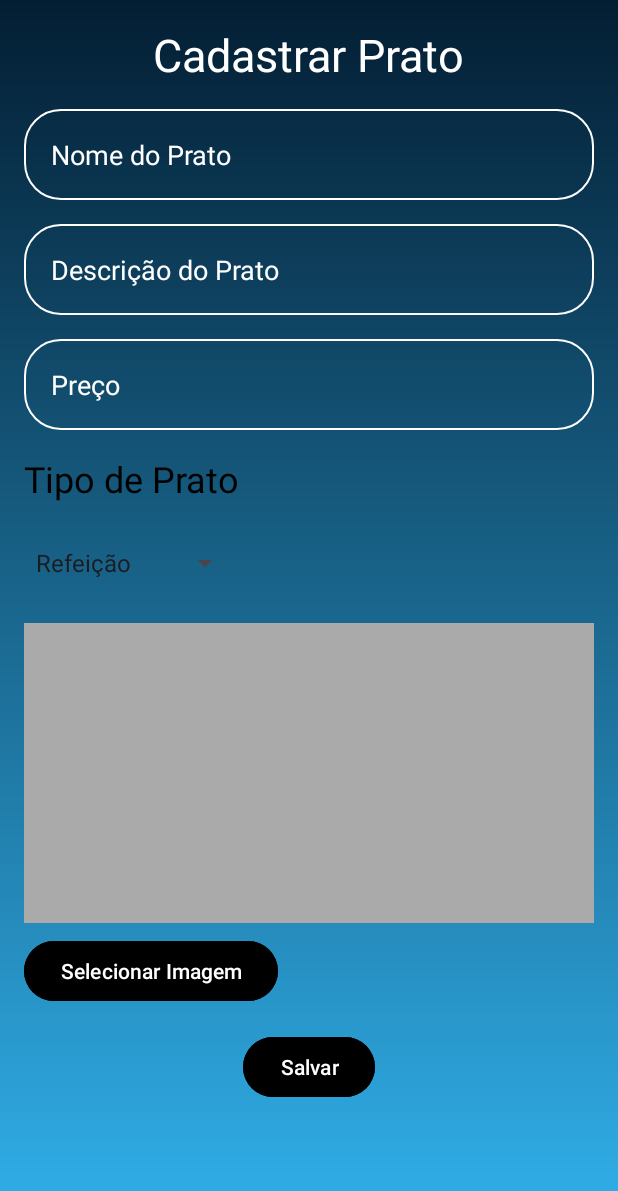
After one commit to kaiquesantanadev/projeto-integrador, an Android app: the CriarPratoActivity screen opened directly, with no data from a screen before it, on a phone screen of 412 x 824 dp. The commit adds this screen. Shown: the top 1191 px of the screen. Run offline under Robolectric (Android 15) with nearby library versions, the phone set to English and light mode, and no system bars; pictures from the network do not load.

Commit message:
commit david espero que de certo

```diff
--- /dev/null
+++ b/app/src/main/java/com/example/projeto_integrador/CriarPratoActivity.kt
@@ -0,0 +1,105 @@
+package com.example.projeto_integrador
+
+import android.app.Activity
+import android.content.Intent
+import android.graphics.Bitmap
+import android.net.Uri
+import android.os.Bundle
+import android.provider.MediaStore
+import android.view.View
+import android.widget.Button
+import android.widget.EditText
+import android.widget.ImageView
+import android.widget.Toast
+import androidx.appcompat.app.AppCompatActivity
+
+import android.widget.AdapterView
+import android.widget.ArrayAdapter
+import android.widget.Spinner
+
+
+class CriarPratoActivity : AppCompatActivity() {
+
+    private lateinit var nameEditText: EditText
+    private lateinit var descriptionEditText: EditText
+    private lateinit var priceEditText: EditText
+    private lateinit var imageView: ImageView
+    private lateinit var saveButton: Button
+    private lateinit var selectImageButton: Button
+
+    private var imageUri: Uri? = null
+
+    override fun onCreate(savedInstanceState: Bundle?) {
+        super.onCreate(savedInstanceState)
+        setContentView(R.layout.criar_prato)
+
+        nameEditText = findViewById(R.id.nameEditText)
+        descriptionEditText = findViewById(R.id.descriptionEditText)
+        priceEditText = findViewById(R.id.priceEditText)
+        imageView = findViewById(R.id.imageView)
+        saveButton = findViewById(R.id.saveButton)
+        selectImageButton = findViewById(R.id.selectImageButton)
+
+        selectImageButton.setOnClickListener {
+            openGallery()
+        }
+
+        saveButton.setOnClickListener {
+            saveDish()
+        }
+        val spinner: Spinner = findViewById(R.id.spinner)
+
+        // Criação da lista de itens
+        val items = arrayOf("Refeição", "Bebida", "Sobremesa")
+
+        // Adaptador para o Spinner
+        val adapter = ArrayAdapter(this, android.R.layout.simple_spinner_item, items)
+        adapter.setDropDownViewResource(android.R.layout.simple_spinner_dropdown_item)
+        spinner.adapter = adapter
+
+        // Listener para seleção de item
+        spinner.onItemSelectedListener = object : AdapterView.OnItemSelectedListener {
+            override fun onItemSelected(parent: AdapterView<*>, view: View, position: Int, id: Long) {
+                val selectedItem = parent.getItemAtPosition(position).toString()
+                Toast.makeText(this@CriarPratoActivity, "Selecionado: $selectedItem", Toast.LENGTH_SHORT).show()
+            }
+
+            override fun onNothingSelected(parent: AdapterView<*>) {
+                // Nenhuma ação necessária
+            }
+        }
+    }
+
+    private fun openGallery() {
+        val intent = Intent(Intent.ACTION_PICK, MediaStore.Images.Media.EXTERNAL_CONTENT_URI)
+        startActivityForResult(intent, GALLERY_REQUEST_CODE)
+    }
+
+    override fun onActivityResult(requestCode: Int, resultCode: Int, data: Intent?) {
+        super.onActivityResult(requestCode, resultCode, data)
+        if (requestCode == GALLERY_REQUEST_CODE && resultCode == Activity.RESULT_OK) {
+            imageUri = data?.data
+            imageView.setImageURI(imageUri)
+        }
+    }
+
+    private fun saveDish() {
+        val name = nameEditText.text.toString()
+        val description = descriptionEditText.text.toString()
+        val price = priceEditText.text.toString()
+
+        if (name.isEmpty() || description.isEmpty() || price.isEmpty() || imageUri == null) {
+            Toast.makeText(this, "Por favor, preencha todos os campos.", Toast.LENGTH_SHORT).show()
+            return
+        }
+
+        // Aqui você pode adicionar a lógica para salvar o prato em um banco de dados, incluindo a URI da imagem
+
+        Toast.makeText(this, "Prato cadastrado com sucesso!", Toast.LENGTH_SHORT).show()
+        finish() // Fecha a activity
+    }
+
+    companion object {
+        private const val GALLERY_REQUEST_CODE = 1000
+    }
+}
--- a/app/src/main/res/drawable/loginbackground.xml
+++ b/app/src/main/res/drawable/loginbackground.xml
@@ -1,5 +1,5 @@
 <?xml version="1.0" encoding="utf-8"?>
 <shape xmlns:android="http://schemas.android.com/apk/res/android">
-    <gradient android:type="linear" android:angle="100"
+    <gradient android:type="linear" android:angle="90"
         android:startColor="#31B1EB" android:endColor="#031E33"/>
 </shape>
--- /dev/null
+++ b/app/src/main/res/layout/criar_prato.xml
@@ -0,0 +1,100 @@
+<?xml version="1.0" encoding="utf-8"?>
+<LinearLayout xmlns:android="http://schemas.android.com/apk/res/android"
+    android:layout_width="match_parent"
+    android:layout_height="match_parent"
+    android:orientation="vertical"
+    android:padding="16dp"
+    android:background="@drawable/loginbackground">
+
+
+    <TextView
+        android:id="@+id/titleTextView"
+        android:layout_width="wrap_content"
+        android:layout_height="wrap_content"
+        android:text="Cadastrar Prato"
+        android:textSize="30sp"
+        android:layout_gravity="center"
+        android:textColor="@color/white"
+        />
+
+    <EditText
+        android:id="@+id/nameEditText"
+        android:layout_width="match_parent"
+        android:layout_height="wrap_content"
+        android:hint="Nome do Prato"
+        android:textColor="@color/black"
+        android:textColorHint="@color/white"
+        android:background="@drawable/rounded_corner"
+        android:padding="18dp"
+        android:inputType="text"
+        android:layout_marginTop="16dp"
+        />
+
+    <EditText
+        android:id="@+id/descriptionEditText"
+        android:layout_width="match_parent"
+        android:layout_height="wrap_content"
+        android:hint="Descrição do Prato"
+        android:textColor="@color/black"
+        android:textColorHint="@color/white"
+        android:background="@drawable/rounded_corner"
+        android:padding="18dp"
+        android:inputType="text"
+        android:layout_marginTop="16dp"/>
+
+    <EditText
+        android:id="@+id/priceEditText"
+        android:layout_width="match_parent"
+        android:layout_height="wrap_content"
+        android:hint="Preço"
+        android:inputType="numberDecimal"
+        android:textColor="@color/black"
+        android:textColorHint="@color/white"
+        android:background="@drawable/rounded_corner"
+        android:padding="18dp"
+        android:layout_marginTop="16dp"/>
+    <TextView
+    android:id="@+id/tipoTextView"
+    android:layout_width="wrap_content"
+    android:layout_height="wrap_content"
+    android:text="Tipo de Prato"
+    android:textSize="24sp"
+        android:textColor="@color/black"
+        android:layout_marginTop="16dp"/>
+
+    <Spinner
+        android:id="@+id/spinner"
+        android:layout_width="wrap_content"
+        android:layout_height="48dp"
+        android:layout_marginTop="16dp"
+        android:textColor ="@color/white"
+        android:textSize="24sp"
+        android:textColorHint="@color/white"
+        />
+    <ImageView
+        android:id="@+id/imageView"
+        android:layout_width="match_parent"
+        android:layout_height="200dp"
+        android:layout_marginTop="16dp"
+        android:background="@android:color/darker_gray"
+        android:contentDescription="Imagem do Prato"
+        android:scaleType="centerCrop"/>
+
+    <Button
+        android:id="@+id/selectImageButton"
+        android:layout_width="wrap_content"
+        android:layout_height="wrap_content"
+        android:text="Selecionar Imagem"
+        android:layout_marginTop="8dp"
+        android:backgroundTint="@color/black"/>
+
+
+    <Button
+        android:id="@+id/saveButton"
+        android:layout_width="wrap_content"
+        android:layout_height="48dp"
+        android:text="Salvar"
+        android:layout_gravity="center"
+        android:layout_marginTop="16dp"
+        android:backgroundTint="@color/black"/>
+</LinearLayout>
```
Also changed, not shown: app/src/main/AndroidManifest.xml (+6 -4 lines), app/src/main/java/com/example/projeto_integrador/ApagarPrato.kt (added, +107 -0 lines), app/src/main/java/com/example/projeto_integrador/ApagarUsuarioActivity.kt (added, +35 -0 lines), app/src/main/java/com/example/projeto_integrador/criar_prato.kt (added, +105 -0 lines), app/src/main/res/layout/apagar_prato.xml (added, +70 -0 lines), app/src/main/res/layout/apagar_usuario.xml (added, +78 -0 lines).
